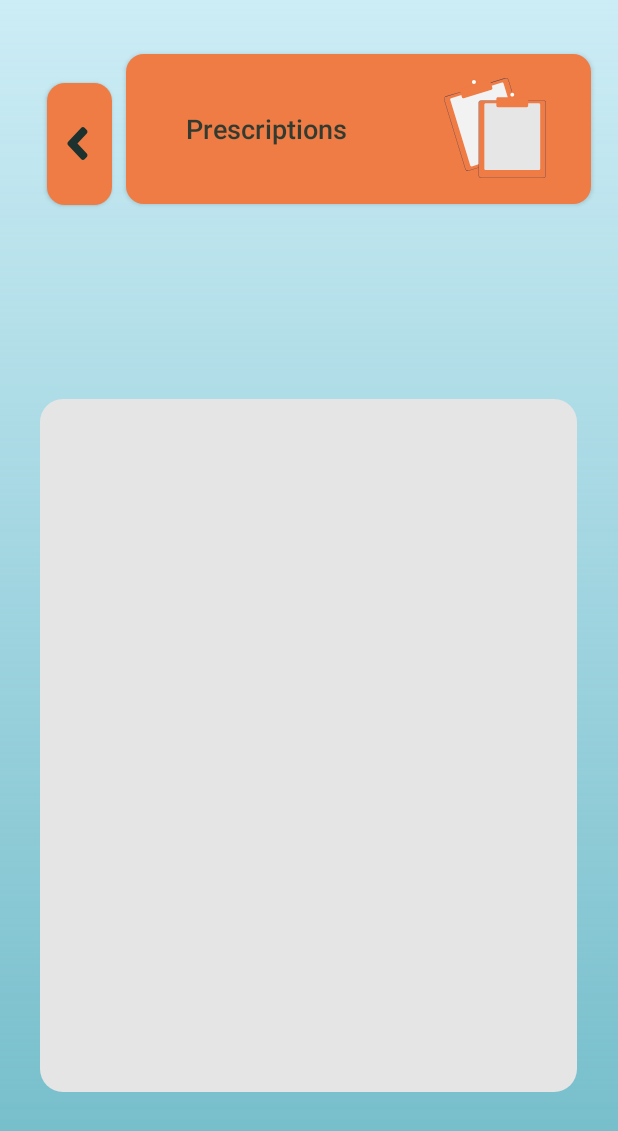
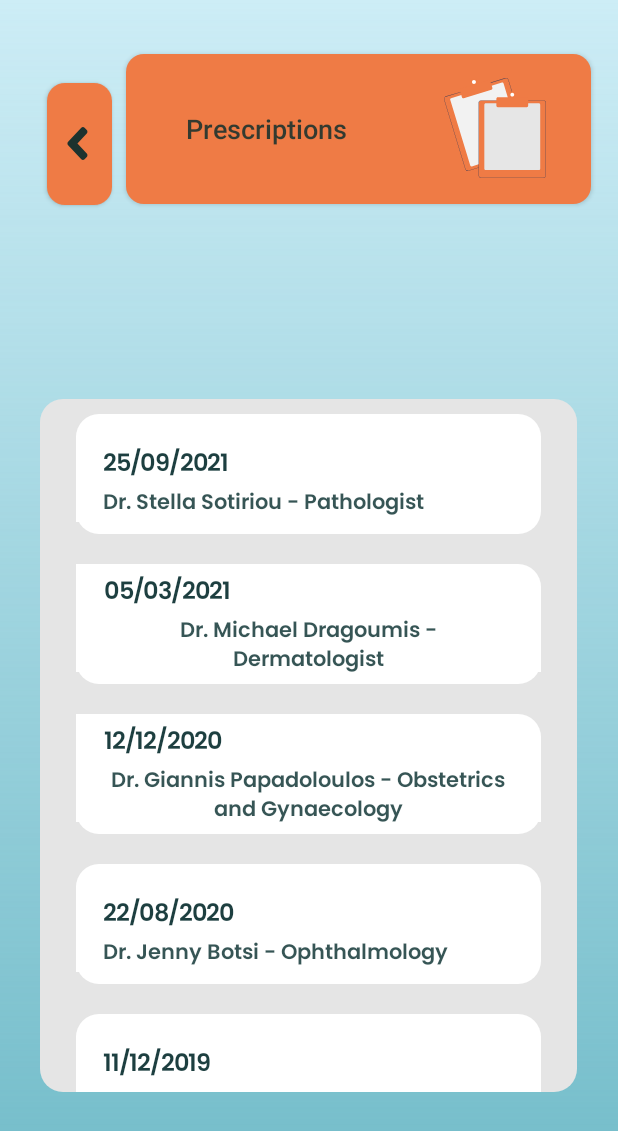
Before and after one commit to Devs-On-Call/okdoc-android, an Android app: the fragment PrescriptionListFragment shown on its own in the app's theme, on a phone screen of 412 x 824 dp. Shown: the top 1131 px of the screen. Run offline under Robolectric (Android 15) with nearby library versions, the phone set to English and light mode, and no system bars.

Commit message:
fix adapter in PrescriptionListFragment

```diff
--- a/app/src/main/java/com/devsoncall/okdoc/adapters/PrescriptionsAdapter.kt
+++ b/app/src/main/java/com/devsoncall/okdoc/adapters/PrescriptionsAdapter.kt
@@ -8,7 +8,7 @@ import com.devsoncall.okdoc.R
 import kotlinx.android.synthetic.main.item_prescription.view.*
 
 class PrescriptionsAdapter(
-    var prescriptions: List<PrescriptionsElements>
+    private val prescriptions: List<PrescriptionsElements>
 ) : RecyclerView.Adapter<PrescriptionsAdapter.PrescriptionsViewHolder>() {
 
     inner class PrescriptionsViewHolder(itemView: View) : RecyclerView.ViewHolder(itemView)
@@ -20,7 +20,7 @@ class PrescriptionsAdapter(
 
     override fun onBindViewHolder(holder: PrescriptionsViewHolder, position: Int) {
         holder.itemView.apply {
-            tvDate.text = prescriptions[position].date.toString()
+            tvDate.text = prescriptions[position].date
             tvDoctorDetails.text = prescriptions[position].doctor
         }
 
--- a/app/src/main/java/com/devsoncall/okdoc/fragments/HomeFragment.kt
+++ b/app/src/main/java/com/devsoncall/okdoc/fragments/HomeFragment.kt
@@ -39,8 +39,12 @@ class HomeFragment : Fragment(R.layout.home_fragment) {
 
         val buttonPrescriptions = view.findViewById<Button>(R.id.buttonPrescriptions)
 
+//        buttonPrescriptions.setOnClickListener { view ->
+//            view.findNavController().navigate(R.id.navigation_prescription)
+//        }
+
         buttonPrescriptions.setOnClickListener { view ->
-            view.findNavController().navigate(R.id.navigation_prescription)
+            view.findNavController().navigate(R.id.navigation_prescription_list)
         }
     }
 }
--- a/app/src/main/java/com/devsoncall/okdoc/fragments/PrescriptionListFragment.kt
+++ b/app/src/main/java/com/devsoncall/okdoc/fragments/PrescriptionListFragment.kt
@@ -7,6 +7,7 @@ import android.view.View
 import android.view.ViewGroup
 import androidx.fragment.app.Fragment
 import androidx.recyclerview.widget.LinearLayoutManager
+import androidx.recyclerview.widget.RecyclerView
 import com.devsoncall.okdoc.R
 import com.devsoncall.okdoc.adapters.PrescriptionsAdapter
 import com.devsoncall.okdoc.adapters.PrescriptionsElements
@@ -21,7 +22,14 @@ class PrescriptionListFragment : Fragment(R.layout.prescriptions_list_fragment)
             savedInstanceState: Bundle?
         ): View? {
 
-            var prescriptionsList = mutableListOf(
+            return inflater.inflate(R.layout.prescriptions_list_fragment, container, false)
+        }
+
+        @SuppressLint("SetTextI18n")
+        override fun onViewCreated(view: View, savedInstanceState: Bundle?) {
+            super.onViewCreated(view, savedInstanceState)
+
+            val prescriptionsList = mutableListOf(
                 PrescriptionsElements("25/09/2021", "Dr. Stella Sotiriou - Pathologist"),
                 PrescriptionsElements("05/03/2021", "Dr. Michael Dragoumis - Dermatologist"),
                 PrescriptionsElements("12/12/2020", "Dr. Giannis Papadoloulos - Obstetrics and Gynaecology"),
@@ -31,21 +39,17 @@ class PrescriptionListFragment : Fragment(R.layout.prescriptions_list_fragment)
             )
 
             val adapter = PrescriptionsAdapter(prescriptionsList)
+            val rvPrescriptions = view.findViewById<RecyclerView>(R.id.rvPrescriptions)
             rvPrescriptions.adapter = adapter
             rvPrescriptions.layoutManager = LinearLayoutManager(context)
 
-            item_layout.setOnClickListener{
-                // when clicked it should lead to prescription_fragment
-            }
+//            item_layout.setOnClickListener{
+//                // when clicked it should lead to prescription_fragment
+//                adapter.notifyDataSetChanged()
+//
+//            }
 
 
-
-            return inflater.inflate(R.layout.prescriptions_list_fragment, container, false)
-        }
-
-        @SuppressLint("SetTextI18n")
-        override fun onViewCreated(view: View, savedInstanceState: Bundle?) {
-            super.onViewCreated(view, savedInstanceState)
 
         }
 
--- a/app/src/main/res/layout/item_prescription.xml
+++ b/app/src/main/res/layout/item_prescription.xml
@@ -3,7 +3,7 @@
     xmlns:app="http://schemas.android.com/apk/res-auto"
     xmlns:tools="http://schemas.android.com/tools"
     android:layout_width="match_parent"
-    android:layout_height="match_parent">
+    android:layout_height="100dp">
 
 
         <LinearLayout
--- a/app/src/main/res/navigation/bottom_navigation.xml
+++ b/app/src/main/res/navigation/bottom_navigation.xml
@@ -29,4 +29,10 @@
         android:label="Prescription"
         tools:layout="@layout/prescription_fragment" />
 
+    <fragment
+        android:id="@+id/navigation_prescription_list"
+        android:name="com.devsoncall.okdoc.fragments.PrescriptionListFragment"
+        android:label="Prescriptions List"
+        tools:layout="@layout/prescriptions_list_fragment" />
+
 </navigation>
```
